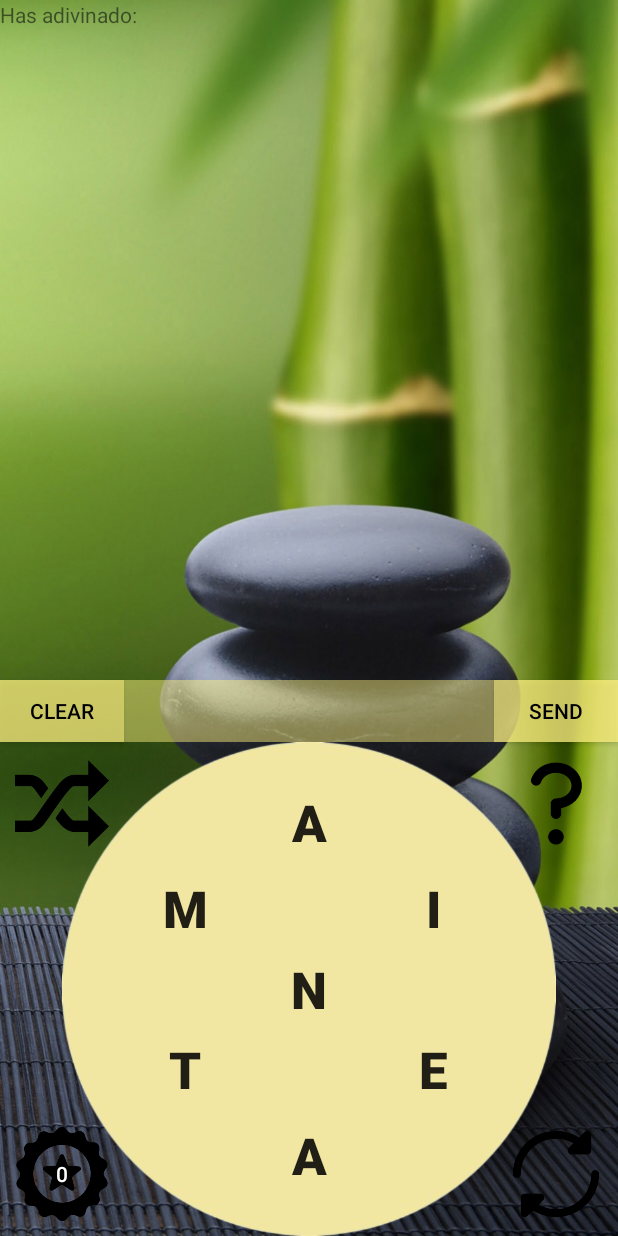
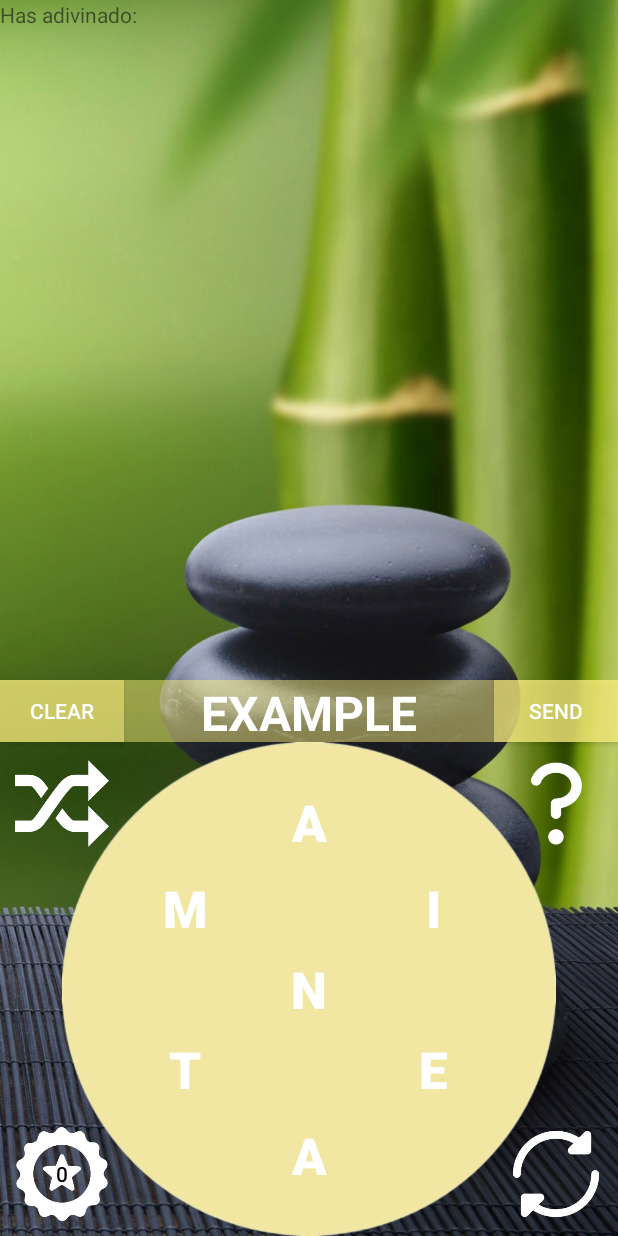
Before and after one commit to jcasben/zenword, an Android app: the layout activity_main.xml on its own in the app's theme, with its tools: preview values and no code run, on a phone screen of 412 x 824 dp. Run offline under Robolectric (Android 15) with nearby library versions, the phone set to English and light mode, and no system bars.

Commit message:
[UPDATE]: updated UI colors and orientation

```diff
--- a/app/src/main/AndroidManifest.xml
+++ b/app/src/main/AndroidManifest.xml
@@ -14,6 +14,8 @@
         tools:targetApi="31">
         <activity
             android:name=".MainActivity"
+            android:configChanges="orientation"
+            android:screenOrientation="portrait"
             android:exported="true">
             <intent-filter>
                 <action android:name="android.intent.action.MAIN" />
--- a/app/src/main/res/layout/activity_main.xml
+++ b/app/src/main/res/layout/activity_main.xml
@@ -2,138 +2,144 @@
 <androidx.constraintlayout.widget.ConstraintLayout xmlns:android="http://schemas.android.com/apk/res/android"
     xmlns:app="http://schemas.android.com/apk/res-auto"
     xmlns:tools="http://schemas.android.com/tools"
+    android:id="@+id/main"
     android:layout_width="match_parent"
     android:layout_height="match_parent"
     android:background="@drawable/background2"
-                                                   tools:context=".MainActivity"
-                                                   android:id="@+id/main">
+    tools:context=".MainActivity">
 
     <androidx.constraintlayout.widget.Guideline
         android:id="@+id/guideCorrectWords"
         android:layout_width="wrap_content"
         android:layout_height="wrap_content"
         android:orientation="horizontal"
-            app:layout_constraintGuide_percent="0.15"/>
+        app:layout_constraintGuide_percent="0.15" />
 
     <androidx.constraintlayout.widget.Guideline
         android:id="@+id/guideTButtons"
         android:layout_width="wrap_content"
         android:layout_height="wrap_content"
         android:orientation="horizontal"
-            app:layout_constraintGuide_percent="0.55"/>
+        app:layout_constraintGuide_percent="0.55" />
 
     <androidx.constraintlayout.widget.Guideline
         android:id="@+id/guideBButtons"
         android:layout_width="wrap_content"
         android:layout_height="wrap_content"
         android:orientation="horizontal"
-            app:layout_constraintGuide_percent="0.60"/>
+        app:layout_constraintGuide_percent="0.60" />
 
     <androidx.constraintlayout.widget.Guideline
         android:id="@+id/guideline10"
         android:layout_width="wrap_content"
         android:layout_height="wrap_content"
         android:orientation="horizontal"
-            app:layout_constraintGuide_percent="0.63"/>
+        app:layout_constraintGuide_percent="0.63" />
 
     <androidx.constraintlayout.widget.Guideline
+        android:id="@+id/guideW0"
+        android:layout_width="wrap_content"
+        android:layout_height="wrap_content"
         android:orientation="horizontal"
-            android:layout_width="wrap_content"
-            android:layout_height="wrap_content" android:id="@+id/guideW0"
-            app:layout_constraintGuide_percent="0.17"/>
+        app:layout_constraintGuide_percent="0.17" />
 
     <androidx.constraintlayout.widget.Guideline
         android:id="@+id/guideW1"
         android:layout_width="wrap_content"
         android:layout_height="wrap_content"
         android:orientation="horizontal"
-            app:layout_constraintGuide_percent="0.24"/>
+        app:layout_constraintGuide_percent="0.24" />
+
     <androidx.constraintlayout.widget.Guideline
         android:id="@+id/guideW2"
         android:layout_width="wrap_content"
         android:layout_height="wrap_content"
         android:orientation="horizontal"
-            app:layout_constraintGuide_percent="0.31"/>
+        app:layout_constraintGuide_percent="0.31" />
+
     <androidx.constraintlayout.widget.Guideline
         android:id="@+id/guideW3"
         android:layout_width="wrap_content"
         android:layout_height="wrap_content"
         android:orientation="horizontal"
-            app:layout_constraintGuide_percent="0.38"/>
+        app:layout_constraintGuide_percent="0.38" />
+
     <androidx.constraintlayout.widget.Guideline
         android:id="@+id/guideW4"
         android:layout_width="wrap_content"
         android:layout_height="wrap_content"
         android:orientation="horizontal"
-            app:layout_constraintGuide_percent="0.45"/>
+        app:layout_constraintGuide_percent="0.45" />
+
     <androidx.constraintlayout.widget.Guideline
-            android:orientation="horizontal"
+        android:id="@+id/guideW5"
         android:layout_width="wrap_content"
         android:layout_height="wrap_content"
-            android:id="@+id/guideW5" app:layout_constraintGuide_percent="0.52"/>
+        android:orientation="horizontal"
+        app:layout_constraintGuide_percent="0.52" />
 
     <androidx.constraintlayout.widget.Guideline
         android:id="@+id/guideline6"
         android:layout_width="wrap_content"
         android:layout_height="wrap_content"
         android:orientation="horizontal"
-            app:layout_constraintGuide_percent="0.7"/>
+        app:layout_constraintGuide_percent="0.7" />
 
     <androidx.constraintlayout.widget.Guideline
         android:id="@+id/guideline11"
         android:layout_width="wrap_content"
         android:layout_height="wrap_content"
         android:orientation="horizontal"
-            app:layout_constraintGuide_percent="0.8"/>
+        app:layout_constraintGuide_percent="0.8" />
 
     <androidx.constraintlayout.widget.Guideline
         android:id="@+id/guideline7"
         android:layout_width="wrap_content"
         android:layout_height="wrap_content"
         android:orientation="horizontal"
-            app:layout_constraintGuide_percent="0.9"/>
+        app:layout_constraintGuide_percent="0.9" />
 
     <androidx.constraintlayout.widget.Guideline
         android:id="@+id/guideline12"
         android:layout_width="wrap_content"
         android:layout_height="wrap_content"
         android:orientation="horizontal"
-            app:layout_constraintGuide_percent="0.97"/>
+        app:layout_constraintGuide_percent="0.97" />
 
     <androidx.constraintlayout.widget.Guideline
         android:id="@+id/guideline13"
         android:layout_width="wrap_content"
         android:layout_height="wrap_content"
         android:orientation="horizontal"
-            app:layout_constraintGuide_percent="0.77"/>
+        app:layout_constraintGuide_percent="0.77" />
 
     <androidx.constraintlayout.widget.Guideline
         android:id="@+id/guideline14"
         android:layout_width="wrap_content"
         android:layout_height="wrap_content"
         android:orientation="horizontal"
-            app:layout_constraintGuide_percent="0.83"/>
+        app:layout_constraintGuide_percent="0.83" />
 
     <androidx.constraintlayout.widget.Guideline
         android:id="@+id/guideline5"
         android:layout_width="wrap_content"
         android:layout_height="wrap_content"
         android:orientation="vertical"
-            app:layout_constraintGuide_percent="0.8"/>
+        app:layout_constraintGuide_percent="0.8" />
 
     <androidx.constraintlayout.widget.Guideline
         android:id="@+id/guideline4"
         android:layout_width="wrap_content"
         android:layout_height="wrap_content"
         android:orientation="vertical"
-            app:layout_constraintGuide_percent="0.2"/>
+        app:layout_constraintGuide_percent="0.2" />
 
     <androidx.constraintlayout.widget.Guideline
         android:id="@+id/guideline8"
         android:layout_width="wrap_content"
         android:layout_height="wrap_content"
         android:orientation="vertical"
-            app:layout_constraintGuide_percent="0.55"/>
+        app:layout_constraintGuide_percent="0.55" />
 
     <TextView
         android:id="@+id/correctWordsTextView"
@@ -143,7 +149,7 @@
         app:layout_constraintBottom_toTopOf="@+id/guideCorrectWords"
         app:layout_constraintEnd_toEndOf="parent"
         app:layout_constraintStart_toStartOf="parent"
-            app:layout_constraintTop_toTopOf="parent"/>
+        app:layout_constraintTop_toTopOf="parent" />
 
     <ImageView
         android:id="@+id/circleView"
@@ -151,10 +157,12 @@
         android:layout_height="0dp"
         app:layout_constraintBottom_toBottomOf="parent"
         app:layout_constraintDimensionRatio="1:1"
+        app:layout_constraintEnd_toEndOf="parent"
+        app:layout_constraintStart_toStartOf="parent"
         app:layout_constraintTop_toTopOf="@+id/guideBButtons"
-            app:layout_constraintVertical_bias="0.0"
-            app:srcCompat="@drawable/circle_yellow"
-            app:layout_constraintStart_toStartOf="@+id/guideline2" app:layout_constraintEnd_toStartOf="@+id/guideline"/>
+        app:layout_constraintVertical_bias="1.0"
+        app:srcCompat="@drawable/circle_yellow" />
+
     <Button
         android:id="@+id/buttonShuffle"
         android:layout_width="0dp"
@@ -164,21 +172,23 @@
         android:layout_marginEnd="10dp"
         android:layout_marginBottom="10dp"
         android:background="@drawable/random"
+        android:backgroundTint="@color/white"
         android:onClick="suffle"
         app:layout_constraintBottom_toTopOf="@+id/guideline6"
         app:layout_constraintEnd_toStartOf="@+id/guideline4"
         app:layout_constraintStart_toStartOf="parent"
-            app:layout_constraintTop_toTopOf="@+id/guideBButtons"/>
+        app:layout_constraintTop_toTopOf="@+id/guideBButtons" />
 
     <Button
         android:id="@+id/button2"
         android:layout_width="0dp"
         android:layout_height="0dp"
         android:background="@drawable/question"
+        android:backgroundTint="@color/white"
         app:layout_constraintBottom_toTopOf="@+id/guideline6"
         app:layout_constraintEnd_toEndOf="parent"
         app:layout_constraintStart_toStartOf="@+id/guideline5"
-            app:layout_constraintTop_toTopOf="@+id/guideBButtons"/>
+        app:layout_constraintTop_toTopOf="@+id/guideBButtons" />
 
     <Button
         android:id="@+id/buttonBonus"
@@ -189,12 +199,14 @@
         android:layout_marginEnd="10dp"
         android:layout_marginBottom="10dp"
         android:background="@drawable/badge"
+        android:backgroundTint="@color/white"
         android:onClick="bonus"
+        android:text="0"
+        android:textColor="@color/black"
         app:layout_constraintBottom_toBottomOf="parent"
         app:layout_constraintEnd_toStartOf="@+id/guideline4"
         app:layout_constraintStart_toStartOf="parent"
-            app:layout_constraintTop_toTopOf="@+id/guideline7"
-            tools:text="0" android:textColor="#FFFEFE"/>
+        app:layout_constraintTop_toTopOf="@+id/guideline7" />
 
     <Button
         android:id="@+id/buttonReset"
@@ -205,6 +217,7 @@
         android:layout_marginEnd="10dp"
         android:layout_marginBottom="10dp"
         android:background="@drawable/restart"
+        android:backgroundTint="@color/white"
         android:onClick="startNewGame"
         app:layout_constraintBottom_toBottomOf="parent"
         app:layout_constraintEnd_toEndOf="parent"
@@ -216,15 +229,15 @@
         android:layout_width="wrap_content"
         android:layout_height="wrap_content"
         android:orientation="vertical"
-            app:layout_constraintGuide_percent="0.45"/>
+        app:layout_constraintGuide_percent="0.45" />
 
     <TextView
         android:id="@+id/textVWordFormation"
         android:layout_width="0dp"
         android:layout_height="0dp"
         android:background="#79FFF281"
-            android:textAlignment="center"
-            android:textColor="#000000"
+        android:gravity="center"
+        android:textColor="@color/white"
         android:textSize="32sp"
         android:textStyle="bold"
         app:layout_constraintBottom_toTopOf="@+id/guideBButtons"
@@ -232,7 +245,8 @@
         app:layout_constraintHorizontal_bias="1.0"
         app:layout_constraintStart_toStartOf="@+id/guideline4"
         app:layout_constraintTop_toTopOf="@+id/guideTButtons"
-            app:layout_constraintVertical_bias="0.0" android:gravity="center_vertical"/>
+        app:layout_constraintVertical_bias="0.0"
+        tools:text="EXAMPLE" />
 
     <Button
         android:id="@+id/buttonClear"
@@ -244,12 +258,12 @@
         android:onClick="clear"
         android:text="Clear"
         android:textAlignment="center"
-            android:textColor="@color/black"
+        android:textColor="@color/white"
         app:layout_constraintBottom_toTopOf="@+id/guideBButtons"
         app:layout_constraintEnd_toStartOf="@+id/guideline4"
         app:layout_constraintStart_toStartOf="parent"
         app:layout_constraintTop_toTopOf="@+id/guideTButtons"
-            app:layout_constraintVertical_bias="0.09"/>
+        app:layout_constraintVertical_bias="0.09" />
 
     <Button
         android:id="@+id/buttonSend"
@@ -260,7 +274,7 @@
         android:backgroundTintMode="add"
         android:onClick="send"
         android:text="Send"
-        android:textColor="@color/black"
+        android:textColor="@color/white"
         app:layout_constraintBottom_toTopOf="@+id/guideBButtons"
         app:layout_constraintEnd_toEndOf="parent"
         app:layout_constraintStart_toStartOf="@+id/guideline5"
@@ -273,13 +287,14 @@
         android:background="#00000000"
         android:onClick="setLetter"
         android:text="I"
+        android:textColor="@color/white"
         android:textSize="34sp"
         android:textStyle="bold"
         app:layout_constraintBottom_toTopOf="@+id/guideline13"
         app:layout_constraintEnd_toStartOf="@+id/guideline16"
         app:layout_constraintStart_toStartOf="@+id/guideline15"
         app:layout_constraintTop_toTopOf="@+id/guideline6"
-            app:layout_constraintVertical_bias="0.0"/>
+        app:layout_constraintVertical_bias="0.0" />
 
     <Button
         android:id="@+id/buttonL3"
@@ -288,13 +303,14 @@
         android:background="#00000000"
         android:onClick="setLetter"
         android:text="N"
+        android:textColor="@color/white"
         android:textSize="34sp"
         android:textStyle="bold"
         app:layout_constraintBottom_toTopOf="@+id/guideline14"
         app:layout_constraintEnd_toStartOf="@+id/guideline8"
         app:layout_constraintHorizontal_bias="0.0"
         app:layout_constraintStart_toStartOf="@+id/guideline9"
-            app:layout_constraintTop_toTopOf="@+id/guideline13"/>
+        app:layout_constraintTop_toTopOf="@+id/guideline13" />
 
     <Button
         android:id="@+id/buttonL4"
@@ -303,12 +319,13 @@
         android:background="#00000000"
         android:onClick="setLetter"
         android:text="A"
+        android:textColor="@color/white"
         android:textSize="34sp"
         android:textStyle="bold"
         app:layout_constraintBottom_toTopOf="@+id/guideline12"
         app:layout_constraintEnd_toStartOf="@+id/guideline8"
         app:layout_constraintStart_toStartOf="@+id/guideline9"
-            app:layout_constraintTop_toTopOf="@+id/guideline7"/>
+        app:layout_constraintTop_toTopOf="@+id/guideline7" />
 
     <Button
         android:id="@+id/buttonL5"
@@ -317,13 +334,14 @@
         android:background="#00000000"
         android:onClick="setLetter"
         android:text="M"
+        android:textColor="@color/white"
         android:textSize="34sp"
         android:textStyle="bold"
         app:layout_constraintBottom_toTopOf="@+id/guideline13"
         app:layout_constraintEnd_toStartOf="@+id/guideline18"
         app:layout_constraintStart_toStartOf="@+id/guideline17"
         app:layout_constraintTop_toTopOf="@+id/guideline6"
-            app:layout_constraintVertical_bias="0.0"/>
+        app:layout_constraintVertical_bias="0.0" />
 
     <Button
         android:id="@+id/buttonL2"
@@ -332,12 +350,13 @@
         android:background="#00000000"
         android:onClick="setLetter"
         android:text="E"
+        android:textColor="@color/white"
         android:textSize="34sp"
         android:textStyle="bold"
         app:layout_constraintBottom_toTopOf="@+id/guideline7"
         app:layout_constraintEnd_toStartOf="@+id/guideline16"
         app:layout_constraintStart_toStartOf="@+id/guideline15"
-            app:layout_constraintTop_toTopOf="@+id/guideline14"/>
+        app:layout_constraintTop_toTopOf="@+id/guideline14" />
 
     <Button
         android:id="@+id/buttonL1"
@@ -346,27 +365,28 @@
         android:background="#00000000"
         android:onClick="setLetter"
         android:text="T"
+        android:textColor="@color/white"
         android:textSize="34sp"
         android:textStyle="bold"
         app:layout_constraintBottom_toTopOf="@+id/guideline7"
         app:layout_constraintEnd_toStartOf="@+id/guideline18"
         app:layout_constraintStart_toStartOf="@+id/guideline17"
         app:layout_constraintTop_toTopOf="@+id/guideline14"
-            app:layout_constraintVertical_bias="0.0"/>
+        app:layout_constraintVertical_bias="0.0" />
 
     <androidx.constraintlayout.widget.Guideline
         android:id="@+id/guideline15"
         android:layout_width="wrap_content"
         android:layout_height="wrap_content"
         android:orientation="vertical"
-            app:layout_constraintGuide_percent="0.65"/>
+        app:layout_constraintGuide_percent="0.65" />
 
     <androidx.constraintlayout.widget.Guideline
         android:id="@+id/guideline16"
         android:layout_width="wrap_content"
         android:layout_height="wrap_content"
         android:orientation="vertical"
-            app:layout_constraintGuide_percent="0.75"/>
+        app:layout_constraintGuide_percent="0.75" />
 
     <androidx.constraintlayout.widget.Guideline
         android:id="@+id/guideline17"
@@ -374,36 +394,28 @@
         android:layout_height="wrap_content"
         android:orientation="vertical"
         app:layout_constraintGuide_percent="0.25
-"/>
+" />
 
     <androidx.constraintlayout.widget.Guideline
         android:id="@+id/guideline18"
         android:layout_width="wrap_content"
         android:layout_height="wrap_content"
         android:orientation="vertical"
-            app:layout_constraintGuide_percent="0.35"/>
+        app:layout_constraintGuide_percent="0.35" />
 
     <Button
         android:id="@+id/buttonL0"
         android:layout_width="0dp"
         android:layout_height="0dp"
         android:background="#00000000"
+        android:fontFamily="sans-serif-medium"
         android:text="A"
+        android:textColor="@color/white"
         android:textSize="34sp"
         android:textStyle="bold"
         app:layout_constraintBottom_toTopOf="@+id/guideline6"
         app:layout_constraintEnd_toStartOf="@+id/guideline8"
         app:layout_constraintStart_toStartOf="@+id/guideline9"
-            app:layout_constraintTop_toTopOf="@+id/guideline10" android:fontFamily="sans-serif-medium"/>
-    <androidx.constraintlayout.widget.Guideline
-            android:orientation="vertical"
-            android:layout_width="wrap_content"
-            android:layout_height="wrap_content" android:id="@+id/guideline"
-            app:layout_constraintGuide_percent="0.9"/>
-    <androidx.constraintlayout.widget.Guideline
-            android:orientation="vertical"
-            android:layout_width="wrap_content"
-            android:layout_height="wrap_content" android:id="@+id/guideline2"
-            app:layout_constraintGuide_percent="0.1"/>
+        app:layout_constraintTop_toTopOf="@+id/guideline10" />
 
 </androidx.constraintlayout.widget.ConstraintLayout>
--- a/app/src/main/res/values/colors.xml
+++ b/app/src/main/res/values/colors.xml
@@ -2,4 +2,5 @@
 <resources>
     <color name="black">#FF000000</color>
     <color name="white">#FFFFFFFF</color>
+    <color name="disabled">#878787</color>
 </resources>
```
Lines whose indentation alone changed are shown as unchanged.
